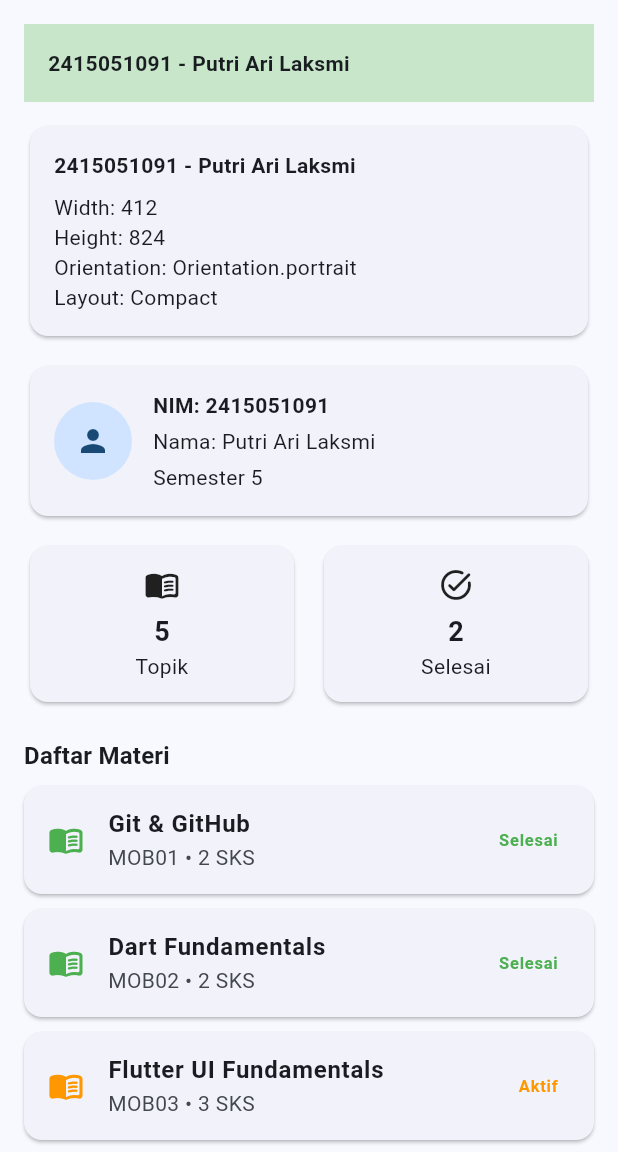
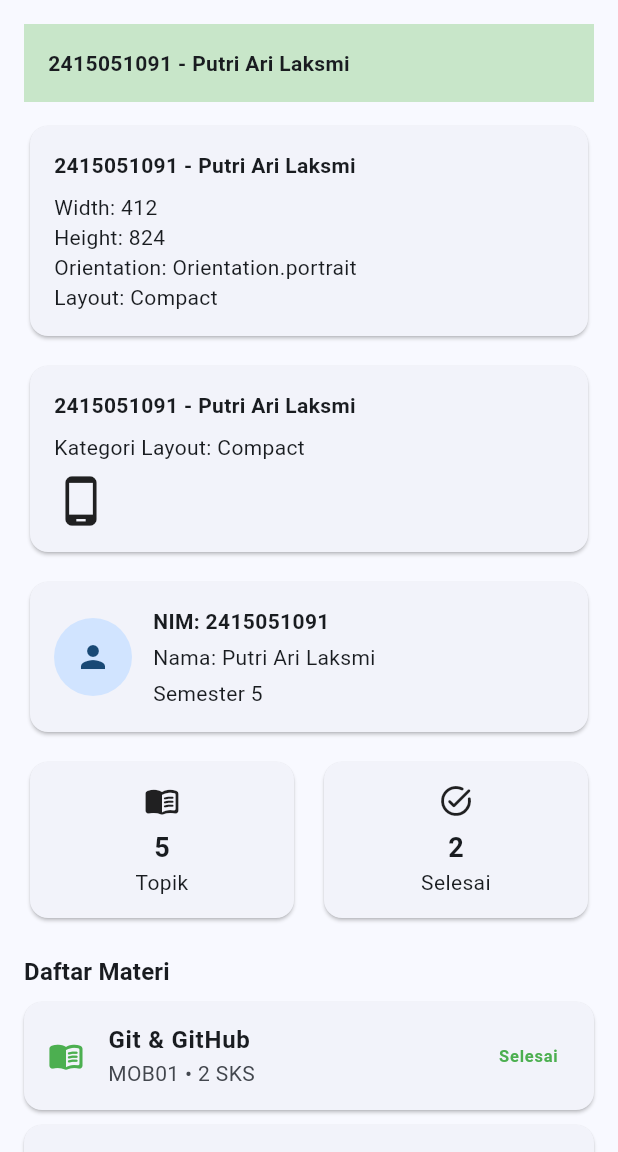
Before and after one commit to putriari93/course-explorer-flutter, a Flutter app: the screen it shows after launch, on a phone screen of 412 x 824 dp, the part 84-1236 px from its top. Run offline on Flutter 3.47's test engine with Material 3 defaults, Android fonts, the phone set to English and light mode, and no system bars.

Commit message:
Menambahkan layout berdasarkan ukuran layar

```diff
--- a/lib/main.dart
+++ b/lib/main.dart
@@ -129,6 +129,9 @@ class _DashboardPageState extends State<DashboardPage> {
                       ),
                     ),
                   ),
+                  const SizedBox(height: 12),
+
+                  const ResponsiveLayoutDemo(),
                   const SizedBox(height: 12),
 
                   _buildProfileCard(student),
@@ -290,6 +293,108 @@ class _DashboardPageState extends State<DashboardPage> {
   }
 }
 
+class ResponsiveLayoutDemo extends StatelessWidget {
+  const ResponsiveLayoutDemo({super.key});
+
+  @override
+  Widget build(BuildContext context) {
+    return LayoutBuilder(
+      builder: (context, constraints) {
+        if (constraints.maxWidth < 600) {
+          return const CompactLayout();
+        } else if (constraints.maxWidth < 840) {
+          return const MediumLayout();
+        } else {
+          return const ExpandedLayout();
+        }
+      },
+    );
+  }
+}
+
+class CompactLayout extends StatelessWidget {
+  const CompactLayout({super.key});
+
+  @override
+  Widget build(BuildContext context) {
+    return Card(
+      child: Padding(
+        padding: const EdgeInsets.all(16),
+        child: Column(
+          crossAxisAlignment: CrossAxisAlignment.start,
+          children: const [
+            Text(
+              '$studentId - $studentName',
+              style: TextStyle(fontWeight: FontWeight.bold),
+            ),
+            SizedBox(height: 8),
+            Text('Kategori Layout: Compact'),
+            SizedBox(height: 8),
+            Icon(Icons.phone_android, size: 36),
+          ],
+        ),
+      ),
+    );
+  }
+}
+
+class MediumLayout extends StatelessWidget {
+  const MediumLayout({super.key});
+
+  @override
+  Widget build(BuildContext context) {
+    return Card(
+      child: Padding(
+        padding: const EdgeInsets.all(16),
+        child: Row(
+          children: const [
+            Icon(Icons.tablet_android, size: 36),
+            SizedBox(width: 16),
+            Expanded(
+              child: Column(
+                crossAxisAlignment: CrossAxisAlignment.start,
+                children: [
+                  Text(
+                    '$studentId - $studentName',
+                    style: TextStyle(fontWeight: FontWeight.bold),
+                  ),
+                  SizedBox(height: 8),
+                  Text('Kategori Layout: Medium'),
+                ],
+              ),
+            ),
+          ],
+        ),
+      ),
+    );
+  }
+}
+
+class ExpandedLayout extends StatelessWidget {
+  const ExpandedLayout({super.key});
+
+  @override
+  Widget build(BuildContext context) {
+    return Card(
+      child: Padding(
+        padding: const EdgeInsets.all(16),
+        child: Row(
+          children: const [
+            Icon(Icons.desktop_windows, size: 40),
+            SizedBox(width: 20),
+            Expanded(
+              child: Text(
+                '$studentId - $studentName\nKategori Layout: Expanded',
+                style: TextStyle(fontWeight: FontWeight.bold),
+              ),
+            ),
+          ],
+        ),
+      ),
+    );
+  }
+}
+
 class _StatusInfo {
   const _StatusInfo({
     required this.label,
```
